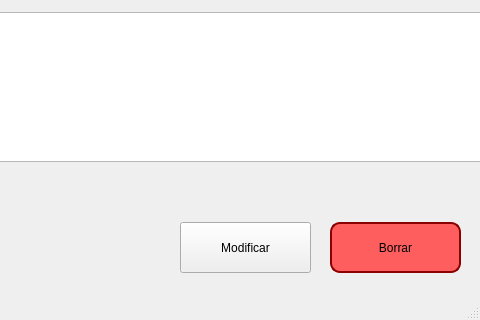
First picture: the form in ui/animal_information.ui, repository Damapa03/Veterinaria, before the edit; both pictures show x 320 to 800 and y 108 to 428 of the 800 by 428 pixel window.
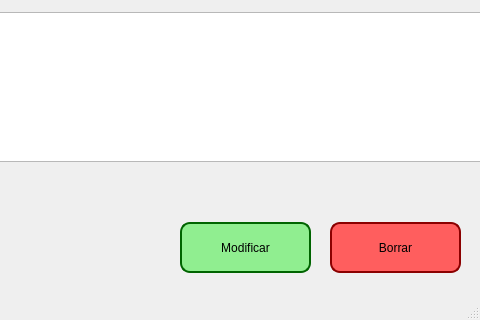
Second picture: the form after the edit.

Patch:
```diff
--- a/ui/animal_information.ui
+++ b/ui/animal_information.ui
@@ -53,6 +53,23 @@
       <height>51</height>
      </rect>
     </property>
+    <property name="styleSheet">
+     <string notr="true">QPushButton {
+    background-color: lightgreen;
+    color: Black;
+    border: 2px solid #006400;
+    border-radius: 10px;
+    padding: 5px;
+}
+
+QPushButton:hover {
+    background-color: #00b300;
+}
+
+QPushButton:pressed {
+    background-color: #004d00;
+}</string>
+    </property>
     <property name="text">
      <string>Modificar</string>
     </property>
```
